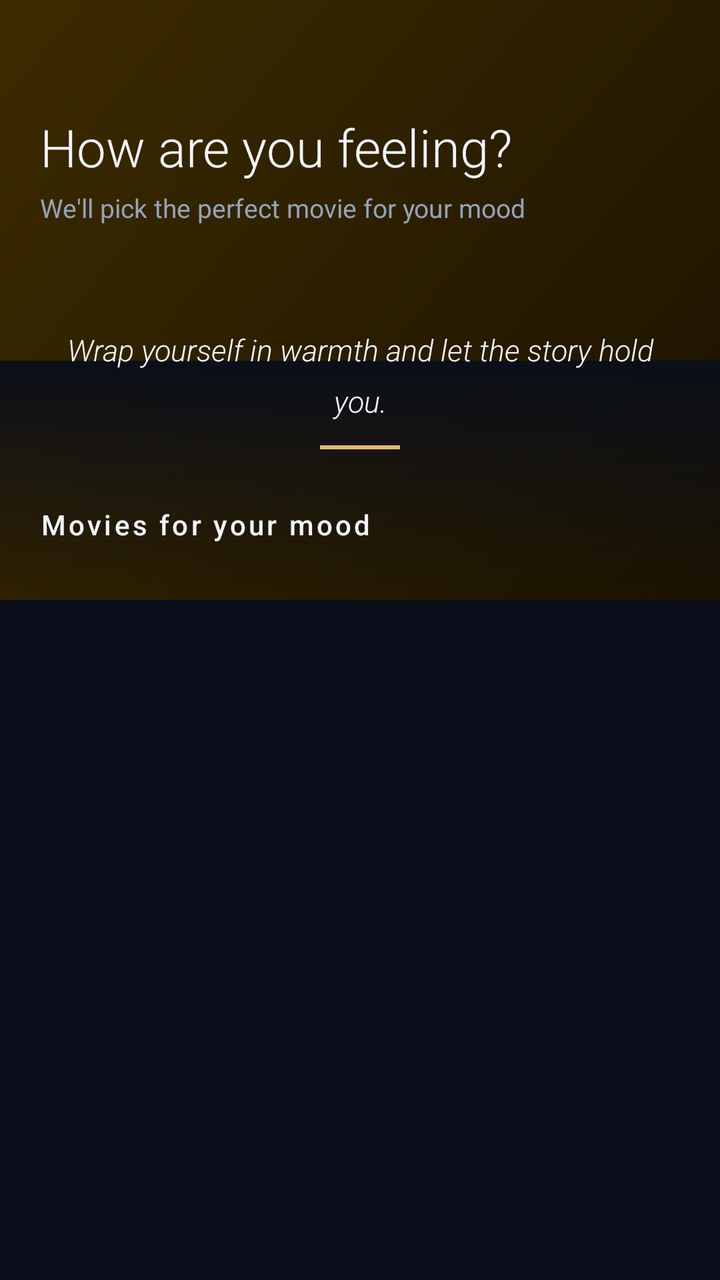
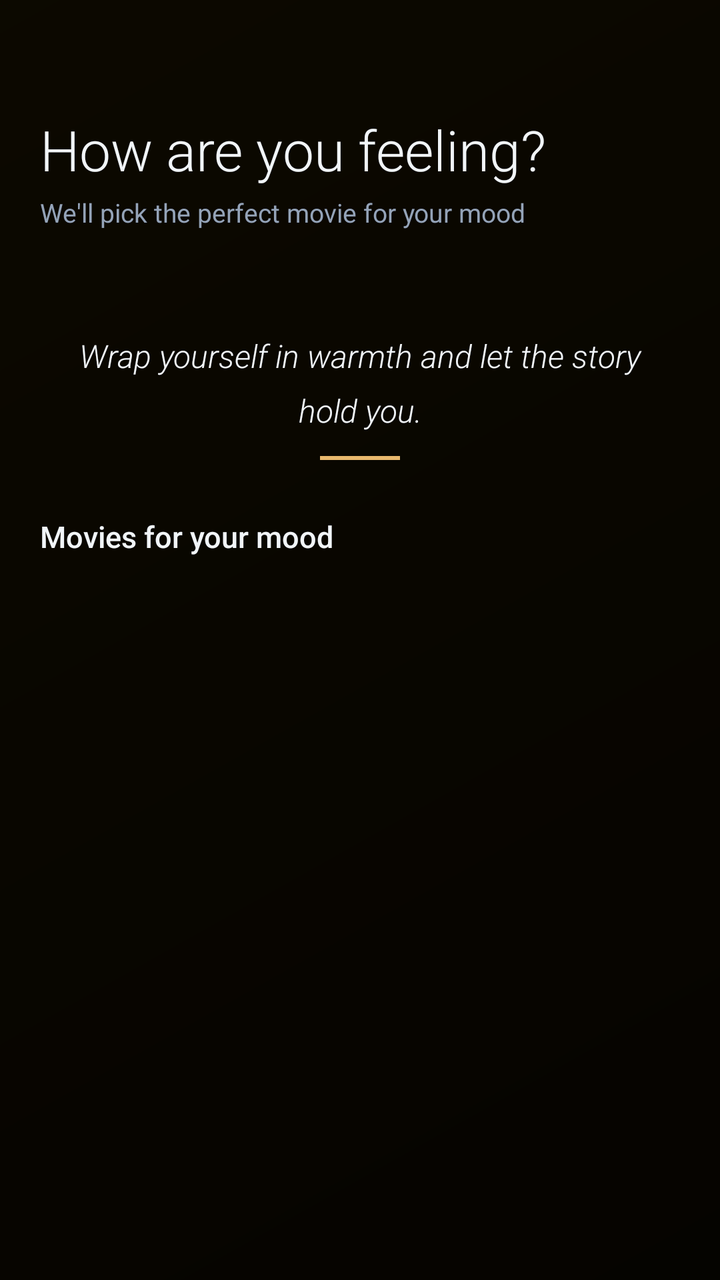

Compare the two renders of this Android layout. The source of the first and the diff that turns it into the second are given below.
<!-- AndroidManifest.xml: application theme Theme.Reely.NightCinema -->
<!-- res/layout/fragment_mood.xml -->
<?xml version="1.0" encoding="utf-8"?>
<androidx.constraintlayout.widget.ConstraintLayout
    xmlns:android="http://schemas.android.com/apk/res/android"
    xmlns:app="http://schemas.android.com/apk/res-auto"
    android:id="@+id/layoutMoodRoot"
    android:layout_width="match_parent"
    android:layout_height="match_parent"
    android:background="@color/night_bg_primary">

    <View
        android:id="@+id/viewMoodGradient"
        android:layout_width="match_parent"
        android:layout_height="300dp"
        android:background="@drawable/bg_mood_comfort"
        app:layout_constraintTop_toTopOf="parent" />

    <View
        android:layout_width="match_parent"
        android:layout_height="120dp"
        android:background="@drawable/bg_mood_to_dark_gradient"
        app:layout_constraintTop_toBottomOf="@id/viewMoodGradient"
        android:layout_marginTop="-120dp" />

    <androidx.core.widget.NestedScrollView
        android:layout_width="match_parent"
        android:layout_height="match_parent"
        android:overScrollMode="never">

        <LinearLayout
            android:layout_width="match_parent"
            android:layout_height="wrap_content"
            android:orientation="vertical"
            android:paddingBottom="80dp">

            <LinearLayout
                android:layout_width="match_parent"
                android:layout_height="wrap_content"
                android:orientation="vertical"
                android:paddingHorizontal="20dp"
                android:paddingTop="56dp">

                <TextView
                    android:layout_width="wrap_content"
                    android:layout_height="wrap_content"
                    android:text="@string/mood_title"
                    android:textSize="26sp"
                    android:textColor="@color/night_text_primary"
                    android:fontFamily="sans-serif-light" />

                <TextView
                    android:layout_width="wrap_content"
                    android:layout_height="wrap_content"
                    android:text="@string/mood_subtitle"
                    android:textSize="13sp"
                    android:textColor="@color/night_text_secondary"
                    android:layout_marginTop="4dp" />

            </LinearLayout>

            <androidx.recyclerview.widget.RecyclerView
                android:id="@+id/rvMoodSelector"
                android:layout_width="match_parent"
                android:layout_height="wrap_content"
                android:layout_marginTop="24dp"
                android:paddingHorizontal="14dp"
                android:clipToPadding="false"
                android:overScrollMode="never" />

            <TextView
                android:id="@+id/tvMoodQuote"
                android:layout_width="match_parent"
                android:layout_height="wrap_content"
                android:text="@string/quote_comfort"
                android:textSize="15sp"
                android:textColor="@color/night_text_primary"
                android:fontFamily="sans-serif-light"
                android:textStyle="italic"
                android:gravity="center"
                android:paddingHorizontal="32dp"
                android:layout_marginTop="28dp"
                android:lineSpacingMultiplier="1.4" />

            <View
                android:id="@+id/viewQuoteAccent"
                android:layout_width="40dp"
                android:layout_height="2dp"
                android:layout_marginTop="12dp"
                android:layout_gravity="center_horizontal"
                android:background="@color/night_accent_primary" />

            <TextView
                android:layout_width="wrap_content"
                android:layout_height="wrap_content"
                android:text="@string/mood_recommendations"
                android:textSize="14sp"
                android:letterSpacing="0.1"
                android:textColor="@color/night_text_primary"
                android:fontFamily="sans-serif-medium"
                android:paddingHorizontal="20dp"
                android:layout_marginTop="28dp" />

            <ProgressBar
                android:id="@+id/progressMood"
                android:layout_width="wrap_content"
                android:layout_height="wrap_content"
                android:layout_gravity="center"
                android:layout_marginTop="24dp"
                android:indeterminateTint="@color/night_accent_primary"
                android:visibility="gone" />

            <include
                android:id="@+id/layoutMoodError"
                layout="@layout/layout_error_state"
                android:visibility="gone" />

            <androidx.recyclerview.widget.RecyclerView
                android:id="@+id/rvMoodMovies"
                android:layout_width="match_parent"
                android:layout_height="wrap_content"
                android:layout_marginTop="14dp"
                android:paddingHorizontal="14dp"
                android:clipToPadding="false"
                android:overScrollMode="never" />

        </LinearLayout>
    </androidx.core.widget.NestedScrollView>

</androidx.constraintlayout.widget.ConstraintLayout>
<!-- res/layout/layout_error_state.xml (included above) -->
<?xml version="1.0" encoding="utf-8"?>
<LinearLayout
    xmlns:android="http://schemas.android.com/apk/res/android"
    xmlns:app="http://schemas.android.com/apk/res-auto"
    android:layout_width="match_parent"
    android:layout_height="wrap_content"
    android:orientation="vertical"
    android:gravity="center"
    android:paddingVertical="48dp"
    android:paddingHorizontal="32dp">

    <TextView
        android:layout_width="wrap_content"
        android:layout_height="wrap_content"
        android:text="📡"
        android:textSize="52sp" />

    <TextView
        android:id="@+id/tvErrorTitle"
        android:layout_width="wrap_content"
        android:layout_height="wrap_content"
        android:text="@string/error_no_internet"
        android:textSize="17sp"
        android:textColor="@color/night_text_primary"
        android:fontFamily="sans-serif-medium"
        android:layout_marginTop="16dp"
        android:gravity="center" />

    <TextView
        android:id="@+id/tvErrorSubtitle"
        android:layout_width="wrap_content"
        android:layout_height="wrap_content"
        android:text="@string/error_no_internet_subtitle"
        android:textSize="13sp"
        android:textColor="@color/night_text_secondary"
        android:layout_marginTop="8dp"
        android:gravity="center"
        android:lineSpacingMultiplier="1.4" />

    <com.google.android.material.button.MaterialButton
        android:id="@+id/btnRetry"
        android:layout_width="wrap_content"
        android:layout_height="44dp"
        android:layout_marginTop="24dp"
        android:text="@string/btn_retry"
        android:textSize="13sp"
        android:textColor="@color/night_bg_primary"
        android:paddingHorizontal="28dp"
        app:backgroundTint="@color/night_accent_primary"
        app:cornerRadius="100dp"
        app:icon="@drawable/ic_refresh"
        app:iconTint="@color/night_bg_primary"
        app:iconSize="16dp" />

</LinearLayout>
<!-- resources referenced by this layout -->
<resources>
  <color name="night_accent_primary">#E8B86D</color>
  <color name="night_bg_primary">#0A0E1A</color>
  <color name="night_text_primary">#F1F5F9</color>
  <color name="night_text_secondary">#94A3B8</color>
  <!-- drawable bg_mood_comfort (drawable) -->
  <?xml version="1.0" encoding="utf-8"?>
  <shape xmlns:android="http://schemas.android.com/apk/res/android">
      <gradient
          android:type="linear"
          android:angle="135"
          android:startColor="@color/mood_comfort_start"
          android:endColor="@color/mood_comfort_end" />
  </shape>
  <!-- drawable bg_mood_to_dark_gradient (drawable) -->
  <?xml version="1.0" encoding="utf-8"?>
  <shape xmlns:android="http://schemas.android.com/apk/res/android">
      <gradient
          android:type="linear"
          android:angle="270"
          android:startColor="@color/night_bg_primary"
          android:endColor="@color/transparent" />
  </shape>
  <!-- drawable ic_refresh (drawable) -->
  <vector xmlns:android="http://schemas.android.com/apk/res/android"
      android:width="24dp"
      android:height="24dp"
      android:viewportWidth="960"
      android:viewportHeight="960">
    <path
        android:pathData="M480,800q-134,0 -227,-93t-93,-227q0,-134 93,-227t227,-93q69,0 132,28.5T720,270v-70q0,-17 11.5,-28.5T760,160q17,0 28.5,11.5T800,200v200q0,17 -11.5,28.5T760,440L560,440q-17,0 -28.5,-11.5T520,400q0,-17 11.5,-28.5T560,360h128q-32,-56 -87.5,-88T480,240q-100,0 -170,70t-70,170q0,100 70,170t170,70q68,0 124.5,-34.5T692,593q8,-14 22.5,-19.5t29.5,-0.5q16,5 23,21t-1,30q-41,80 -117,128t-169,48Z"
        android:fillColor="#1f1f1f"/>
  </vector>
  <string name="btn_retry">Try Again</string>
  <string name="error_no_internet">No internet connection</string>
  <string name="error_no_internet_subtitle">Check your connection and try again</string>
  <string name="mood_recommendations">Movies for your mood</string>
  <string name="mood_subtitle">We\'ll pick the perfect movie for your mood</string>
  <string name="mood_title">How are you feeling?</string>
  <string name="quote_comfort">Wrap yourself in warmth and let the story hold you.</string>
  <style name="Theme.Reely.NightCinema" parent="Theme.Material3.Dark.NoActionBar">
  
          
          <item name="colorPrimary">@color/night_accent_primary</item>
          <item name="colorPrimaryVariant">@color/night_accent_secondary</item>
          <item name="colorOnPrimary">@color/night_bg_primary</item>
  
          
          <item name="colorSecondary">@color/night_accent_teal</item>
          <item name="colorOnSecondary">@color/night_bg_primary</item>
  
          
          <item name="android:colorBackground">@color/night_bg_primary</item>
          <item name="colorSurface">@color/night_bg_card</item>
          <item name="colorOnBackground">@color/night_text_primary</item>
          <item name="colorOnSurface">@color/night_text_primary</item>
  
          
          <item name="android:statusBarColor">@color/night_bg_primary</item>
          <item name="android:navigationBarColor">@color/night_nav_background</item>
          <item name="android:windowLightStatusBar">false</item>
  
          
          <item name="android:windowBackground">@color/night_bg_primary</item>
  
          
          <item name="android:textColorPrimary">@color/night_text_primary</item>
          <item name="android:textColorSecondary">@color/night_text_secondary</item>
          <item name="android:textColorHint">@color/night_text_hint</item>
  
      </style>
  <color name="mood_comfort_start">#1A1200</color>
  <color name="mood_comfort_end">#3D2B00</color>
  <color name="transparent">#00000000</color>
  <color name="night_accent_secondary">#C084FC</color>
  <color name="night_accent_teal">#2DD4BF</color>
  <color name="night_bg_card">#141927</color>
  <color name="night_nav_background">#0F1420</color>
  <color name="night_text_hint">#475569</color>
</resources>

<!-- the commit's change to res/layout/fragment_mood.xml (unified diff, before → after) -->
@@ -7,24 +7,30 @@
     android:layout_height="match_parent"
     android:background="@color/night_bg_primary">
 
+    
     <View
         android:id="@+id/viewMoodGradient"
         android:layout_width="match_parent"
-        android:layout_height="300dp"
+        android:layout_height="match_parent"
         android:background="@drawable/bg_mood_comfort"
-        app:layout_constraintTop_toTopOf="parent" />
+        app:layout_constraintTop_toTopOf="parent"
+        app:layout_constraintBottom_toBottomOf="parent" />
 
+    
     <View
         android:layout_width="match_parent"
-        android:layout_height="120dp"
-        android:background="@drawable/bg_mood_to_dark_gradient"
-        app:layout_constraintTop_toBottomOf="@id/viewMoodGradient"
-        android:layout_marginTop="-120dp" />
+        android:layout_height="match_parent"
+        android:background="#CC000000"
+        app:layout_constraintTop_toTopOf="parent"
+        app:layout_constraintBottom_toBottomOf="parent" />
 
+    
     <androidx.core.widget.NestedScrollView
         android:layout_width="match_parent"
         android:layout_height="match_parent"
-        android:overScrollMode="never">
+        android:overScrollMode="never"
+        app:layout_constraintTop_toTopOf="parent"
+        app:layout_constraintBottom_toBottomOf="parent">
 
         <LinearLayout
             android:layout_width="match_parent"
@@ -32,6 +38,7 @@
             android:orientation="vertical"
             android:paddingBottom="80dp">
 
+            
             <LinearLayout
                 android:layout_width="match_parent"
                 android:layout_height="wrap_content"
@@ -43,7 +50,7 @@
                     android:layout_width="wrap_content"
                     android:layout_height="wrap_content"
                     android:text="@string/mood_title"
-                    android:textSize="26sp"
+                    android:textSize="28sp"
                     android:textColor="@color/night_text_primary"
                     android:fontFamily="sans-serif-light" />
 
@@ -54,9 +61,9 @@
                     android:textSize="13sp"
                     android:textColor="@color/night_text_secondary"
                     android:layout_marginTop="4dp" />
-
             </LinearLayout>
 
+            
             <androidx.recyclerview.widget.RecyclerView
                 android:id="@+id/rvMoodSelector"
                 android:layout_width="match_parent"
@@ -66,12 +73,13 @@
                 android:clipToPadding="false"
                 android:overScrollMode="never" />
 
+            
             <TextView
                 android:id="@+id/tvMoodQuote"
                 android:layout_width="match_parent"
                 android:layout_height="wrap_content"
                 android:text="@string/quote_comfort"
-                android:textSize="15sp"
+                android:textSize="16sp"
                 android:textColor="@color/night_text_primary"
                 android:fontFamily="sans-serif-light"
                 android:textStyle="italic"
@@ -80,6 +88,7 @@
                 android:layout_marginTop="28dp"
                 android:lineSpacingMultiplier="1.4" />
 
+            
             <View
                 android:id="@+id/viewQuoteAccent"
                 android:layout_width="40dp"
@@ -88,17 +97,18 @@
                 android:layout_gravity="center_horizontal"
                 android:background="@color/night_accent_primary" />
 
+            
             <TextView
                 android:layout_width="wrap_content"
                 android:layout_height="wrap_content"
                 android:text="@string/mood_recommendations"
-                android:textSize="14sp"
-                android:letterSpacing="0.1"
+                android:textSize="15sp"
                 android:textColor="@color/night_text_primary"
                 android:fontFamily="sans-serif-medium"
                 android:paddingHorizontal="20dp"
                 android:layout_marginTop="28dp" />
 
+            
             <ProgressBar
                 android:id="@+id/progressMood"
                 android:layout_width="wrap_content"
@@ -108,11 +118,13 @@
                 android:indeterminateTint="@color/night_accent_primary"
                 android:visibility="gone" />
 
+            
             <include
                 android:id="@+id/layoutMoodError"
                 layout="@layout/layout_error_state"
                 android:visibility="gone" />
 
+            
             <androidx.recyclerview.widget.RecyclerView
                 android:id="@+id/rvMoodMovies"
                 android:layout_width="match_parent"
<!-- resource entries referenced after the edit -->
@@ -12,15 +12,6 @@
           android:angle="135"
           android:startColor="@color/mood_comfort_start"
           android:endColor="@color/mood_comfort_end" />
-  </shape>
-  <!-- drawable bg_mood_to_dark_gradient (drawable) -->
-  <?xml version="1.0" encoding="utf-8"?>
-  <shape xmlns:android="http://schemas.android.com/apk/res/android">
-      <gradient
-          android:type="linear"
-          android:angle="270"
-          android:startColor="@color/night_bg_primary"
-          android:endColor="@color/transparent" />
   </shape>
   <!-- drawable ic_refresh (drawable) -->
   <vector xmlns:android="http://schemas.android.com/apk/res/android"
@@ -40,40 +31,24 @@
   <string name="mood_title">How are you feeling?</string>
   <string name="quote_comfort">Wrap yourself in warmth and let the story hold you.</string>
   <style name="Theme.Reely.NightCinema" parent="Theme.Material3.Dark.NoActionBar">
-  
-          
           <item name="colorPrimary">@color/night_accent_primary</item>
-          <item name="colorPrimaryVariant">@color/night_accent_secondary</item>
           <item name="colorOnPrimary">@color/night_bg_primary</item>
-  
-          
           <item name="colorSecondary">@color/night_accent_teal</item>
           <item name="colorOnSecondary">@color/night_bg_primary</item>
-  
-          
           <item name="android:colorBackground">@color/night_bg_primary</item>
           <item name="colorSurface">@color/night_bg_card</item>
           <item name="colorOnBackground">@color/night_text_primary</item>
           <item name="colorOnSurface">@color/night_text_primary</item>
-  
-          
           <item name="android:statusBarColor">@color/night_bg_primary</item>
           <item name="android:navigationBarColor">@color/night_nav_background</item>
           <item name="android:windowLightStatusBar">false</item>
-  
-          
           <item name="android:windowBackground">@color/night_bg_primary</item>
-  
-          
           <item name="android:textColorPrimary">@color/night_text_primary</item>
           <item name="android:textColorSecondary">@color/night_text_secondary</item>
           <item name="android:textColorHint">@color/night_text_hint</item>
-  
       </style>
   <color name="mood_comfort_start">#1A1200</color>
   <color name="mood_comfort_end">#3D2B00</color>
-  <color name="transparent">#00000000</color>
-  <color name="night_accent_secondary">#C084FC</color>
   <color name="night_accent_teal">#2DD4BF</color>
   <color name="night_bg_card">#141927</color>
   <color name="night_nav_background">#0F1420</color>
